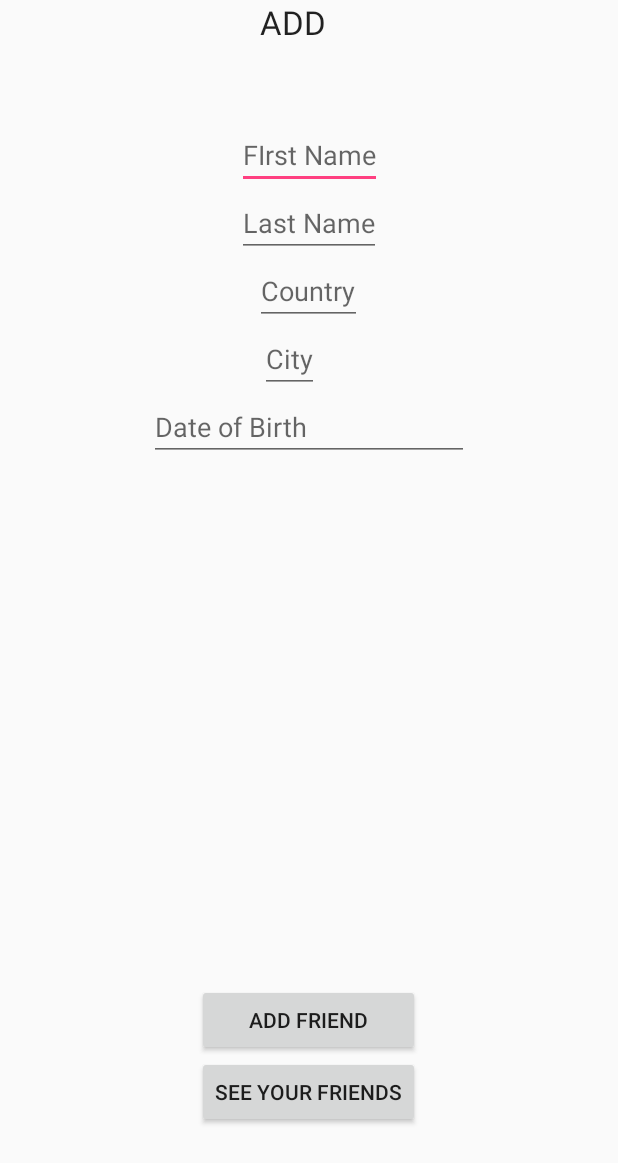
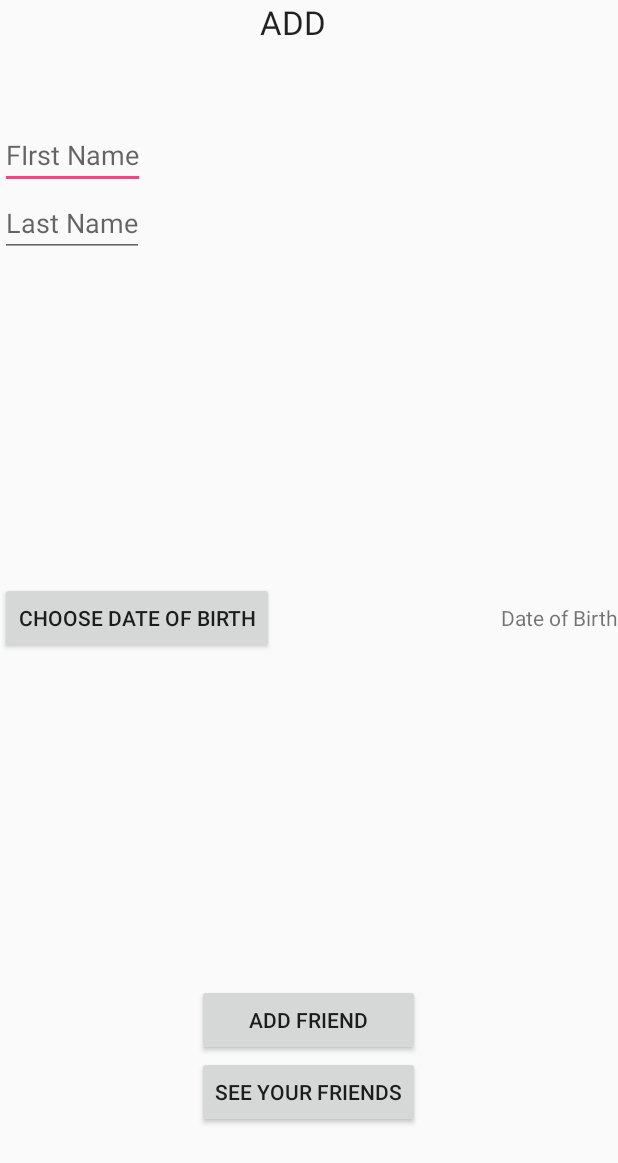
Before and after one commit to emcako/Birthday-Reminder-, an Android app: the layout fragment_friednds.xml on its own in the app's theme, with its tools: preview values and no code run, on a phone screen of 412 x 824 dp. Shown: the top 1163 px of the screen. Run offline under Robolectric (Android 15) with nearby library versions, the phone set to English and light mode, and no system bars.

Commit message:
Added date picker

```diff
--- a/BirthdayReminder/app/src/main/res/layout/fragment_friednds.xml
+++ b/BirthdayReminder/app/src/main/res/layout/fragment_friednds.xml
@@ -52,36 +52,32 @@
         android:layout_width="wrap_content"
         android:layout_height="wrap_content"
         android:id="@+id/editText2"
+        android:hint="Last Name"
         android:layout_below="@+id/editText"
-        android:layout_centerHorizontal="true"
-        android:hint="Last Name"/>
+        android:layout_alignParentLeft="true"
+        android:layout_alignParentStart="true" />
 
-    <EditText
+
+
+    <Button
+        style="?android:attr/buttonStyleSmall"
         android:layout_width="wrap_content"
         android:layout_height="wrap_content"
-        android:id="@+id/editText3"
-        android:layout_below="@+id/editText2"
-        android:layout_centerHorizontal="true"
-        android:hint="Country"/>
+        android:text="Choose Date of Birth"
+        android:id="@+id/button3"
+        android:layout_centerVertical="true"
+        android:layout_alignParentLeft="true"
+        android:layout_alignParentStart="true"
+        android:onClick="showDatePickerDialog"/>
 
-    <EditText
+    <TextView
         android:layout_width="wrap_content"
         android:layout_height="wrap_content"
-        android:id="@+id/editText4"
-        android:hint="City"
-        android:layout_below="@+id/editText3"
-        android:layout_alignLeft="@+id/textView2"
-        android:layout_alignStart="@+id/textView2" />
-
-    <EditText
-        android:layout_width="wrap_content"
-        android:layout_height="wrap_content"
-        android:inputType="date"
-        android:ems="10"
-        android:id="@+id/editText5"
-        android:hint="Date of Birth"
-        android:layout_below="@+id/editText4"
-        android:layout_centerHorizontal="true" />
+        android:text="Date of Birth"
+        android:id="@+id/BirthText"
+        android:layout_centerVertical="true"
+        android:layout_alignParentRight="true"
+        android:layout_alignParentEnd="true" />
 
 
 </RelativeLayout>
```
Also changed, not shown: BirthdayReminder/app/src/main/java/com/example/emcako/birthdayreminder/MainActivity.java (+51 -3 lines).
